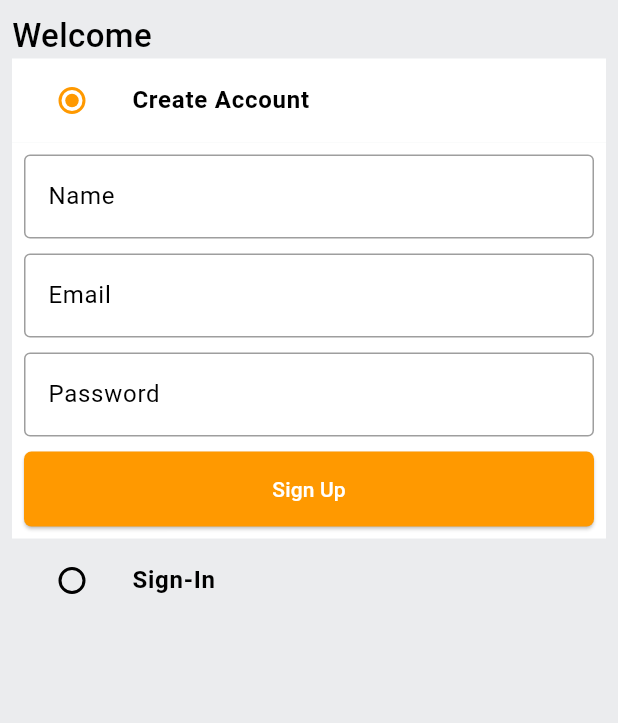
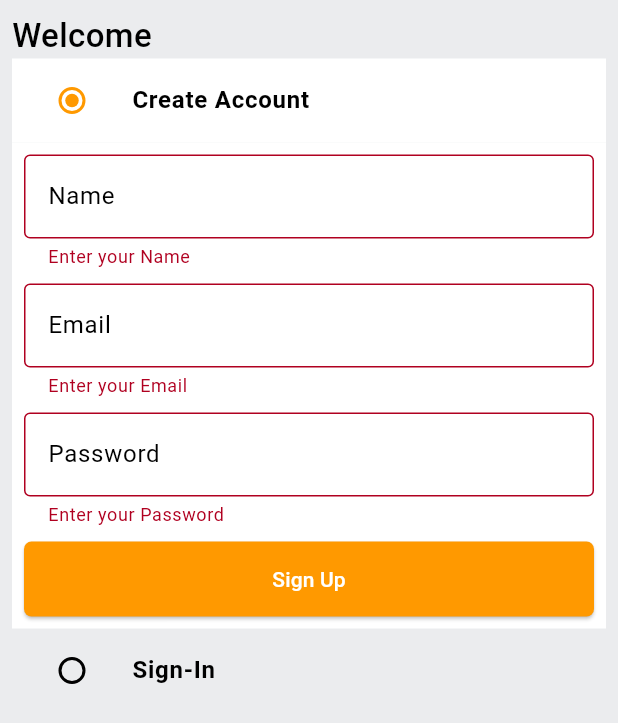
Before and after one commit to rajanish421/amazone-clone, a Flutter app: the screen it shows after launch, after a tap on "Sign Up", on a phone screen of 412 x 824 dp. Shown: the top 723 px of the screen. Run offline on Flutter 3.47's test engine with Material 3 defaults, Android fonts, the phone set to English and light mode, and no system bars; our stand-ins replace shared_preferences; missing offline and left inert: dart:ffi.

```diff
--- a/lib/comman/widgets/custom_textFiel.dart
+++ b/lib/comman/widgets/custom_textFiel.dart
@@ -23,6 +23,10 @@ class CustomTextfield extends StatelessWidget {
         )
       ),
       validator: (val){
+        if(val == null || val.isEmpty){
+          return "Enter your $hintText";
+        }
+        return null;
       },
     );
   }
--- a/lib/constants/global_variable.dart
+++ b/lib/constants/global_variable.dart
@@ -1,6 +1,6 @@
 import 'package:flutter/material.dart';
 
-String uri = 'http://<yourip>:3000';
+String uri = 'http://10.0.2.2:3000';
 
 class GlobalVariables {
   // COLORS
--- a/lib/constants/utils.dart
+++ b/lib/constants/utils.dart
@@ -0,0 +1,9 @@
+import 'package:flutter/material.dart';
+
+void showSnackBar(BuildContext context, String text) {
+  ScaffoldMessenger.of(context).showSnackBar(
+    SnackBar(
+      content: Text(text),
+    ),
+  );
+}
--- a/lib/features/auth/screens/auth_screen.dart
+++ b/lib/features/auth/screens/auth_screen.dart
@@ -1,6 +1,7 @@
 import 'package:amazon_clone/comman/widgets/custom_button.dart';
 import 'package:amazon_clone/comman/widgets/custom_textFiel.dart';
 import 'package:amazon_clone/constants/global_variable.dart';
+import 'package:amazon_clone/features/auth/services/auth_service.dart';
 import 'package:flutter/material.dart';
 
 enum Auth {
@@ -21,9 +22,36 @@ class _AuthScreenState extends State<AuthScreen> {
   Auth _auth = Auth.signUp;
   final signUpFormKey = GlobalKey<FormState>();
   final signInFormKey = GlobalKey<FormState>();
+  final AuthService authService = AuthService();
   TextEditingController _nameController = TextEditingController();
   TextEditingController _emailController = TextEditingController();
   TextEditingController _passwordController = TextEditingController();
+
+  void signUpUser() {
+    authService.signUpUser(
+      context: context,
+      email: _emailController.text,
+      password: _passwordController.text,
+      name: _nameController.text,
+    );
+  }
+
+  void signInUser() {
+    authService.signInUser(
+      context: context,
+      email: _emailController.text,
+      password: _passwordController.text,
+    );
+  }
+
+  @override
+  void dispose() {
+    // TODO: implement dispose
+    super.dispose();
+    _nameController.dispose();
+    _emailController.dispose();
+    _passwordController.dispose();
+  }
 
   @override
   Widget build(BuildContext context) {
@@ -83,14 +111,19 @@ class _AuthScreenState extends State<AuthScreen> {
                         ),
                         CustomButton(
                           text: "Sign Up",
-                          onTap: () {},
+                          onTap: () {
+                            if (signUpFormKey.currentState!.validate()) {
+                              signUpUser();
+                            }
+                          },
                         )
                       ],
                     ),
                   ),
                 ),
               ListTile(
-                tileColor: _auth == Auth.signIn ? GlobalVariables.backgroundColor:GlobalVariables.greyBackgroundCOlor,
+                tileColor: _auth == Auth.signIn ? GlobalVariables
+                    .backgroundColor : GlobalVariables.greyBackgroundCOlor,
                 title: Text(
                   "Sign-In",
                   style: TextStyle(fontWeight: FontWeight.bold),
@@ -125,7 +158,11 @@ class _AuthScreenState extends State<AuthScreen> {
                         ),
                         CustomButton(
                           text: "Sign In",
-                          onTap: () {},
+                          onTap: () {
+                            if(signInFormKey.currentState!.validate()){
+                              signInUser();
+                            }
+                          },
                         )
                       ],
                     ),
--- a/lib/features/auth/services/auth_service.dart
+++ b/lib/features/auth/services/auth_service.dart
@@ -0,0 +1,118 @@
+import 'dart:convert';
+
+import 'package:amazon_clone/comman/widgets/bottom_bar.dart';
+import 'package:amazon_clone/constants/error-handling.dart';
+import 'package:amazon_clone/constants/global_variable.dart';
+import 'package:amazon_clone/constants/utils.dart';
+import 'package:amazon_clone/home/screen/home_screen.dart';
+import 'package:amazon_clone/providers/user_provider.dart';
+import 'package:flutter/cupertino.dart';
+import 'package:provider/provider.dart';
+import 'package:shared_preferences/shared_preferences.dart';
+
+import '../../../models/user.dart';
+import 'package:http/http.dart' as http;
+
+class AuthService {
+// Sign UP Service
+  void signUpUser(
+      {required BuildContext context,
+      required String email,
+      required String password,
+      required String name}) async {
+    print("Sign Up methods called");
+    try {
+      User user = User(
+        id: '',
+        name: name,
+        email: email,
+        password: password,
+        address: '',
+        type: '',
+        token: '',
+      );
+      http.Response res = await http.post(Uri.parse("$uri/api/signup"),
+          body: user.toJson(),
+          headers: <String, String>{
+            'Content-Type': 'application/json; charset=UTF-8'
+          });
+      httpErrorHandle(
+        response: res,
+        context: context,
+        onSuccess: () {
+          showSnackBar(context, "Account Created !");
+        },
+      );
+    } catch (e) {
+      showSnackBar(context, e.toString());
+    }
+  }
+
+// Sing In Service
+  Future<void> signInUser(
+      {required BuildContext context,
+      required String email,
+      required String password}) async {
+    try {
+      http.Response res = await http.post(Uri.parse('$uri/api/signin'),
+          body: jsonEncode({'email': email, 'password': password}),
+          headers: <String, String>{
+            'Content-Type': 'application/json; charset=UTF-8'
+          });
+      httpErrorHandle(
+        response: res,
+        context: context,
+        onSuccess: () async {
+          SharedPreferences prefs = await SharedPreferences.getInstance();
+          Provider.of<UserProvider>(context, listen: false).setUser(res.body);
+          prefs.setString('x-auth-token', jsonDecode(res.body)['token']);
+          Navigator.pushNamedAndRemoveUntil(
+            context,
+            BottomBar.routeName,
+            (route) => false,
+          );
+        },
+      );
+    } catch (e) {
+      showSnackBar(context, e.toString());
+    }
+  }
+
+// Get user data
+  void getUserData(BuildContext context) async {
+    try {
+      // get token
+      SharedPreferences prefs = await SharedPreferences.getInstance();
+      String? token = prefs.getString('x-auth-token');
+
+      //check token
+      if (token == null) {
+        prefs.setString('x-auth-token', '');
+      }
+
+      // verify the token
+      var tokenRes = await http.post(Uri.parse('$uri/tokenIsValid'),
+          headers: <String, String>{
+            'Content-Type': 'application/json; charset=UTF-8',
+            'x-auth-token': token!
+          });
+
+      var response = jsonDecode(tokenRes.body);
+
+      if (response == true) {
+        http.Response userRes = await http.get(
+          Uri.parse('$uri/'),
+          headers: <String, String>{
+            'Content-Type': 'application/json; charset=UTF-8',
+            'x-auth-token': token
+          },
+        );
+        print(userRes.body);
+        var userProvider = Provider.of<UserProvider>(context, listen: false);
+        userProvider.setUser(userRes.body);
+      }
+    } catch (e) {
+      showSnackBar(context, e.toString());
+    }
+  }
+}
--- a/lib/main.dart
+++ b/lib/main.dart
@@ -1,17 +1,45 @@
 import 'dart:ffi';
 import 'package:amazon_clone/features/auth/screens/auth_screen.dart';
+import 'package:amazon_clone/features/auth/services/auth_service.dart';
+import 'package:amazon_clone/home/screen/home_screen.dart';
+import 'package:amazon_clone/providers/user_provider.dart';
 import 'package:amazon_clone/router.dart';
 import 'package:amazon_clone/constants/global_variable.dart';
 import 'package:flutter/material.dart';
+import 'package:provider/provider.dart';
+
+import 'comman/widgets/bottom_bar.dart';
 
 void main() {
-  runApp(const MyApp());
+  runApp(
+    MultiProvider(
+      providers: [
+        ChangeNotifierProvider(
+          create: (context) => UserProvider(),
+        )
+      ],
+      child: const MyApp(),
+    ),
+  );
 }
 
-class MyApp extends StatelessWidget {
+class MyApp extends StatefulWidget {
   const MyApp({super.key});
 
+  @override
+  State<MyApp> createState() => _MyAppState();
+}
+
+class _MyAppState extends State<MyApp> {
   // This widget is the root of your application.
+ final AuthService authService = AuthService();
+
+  @override
+  void initState() {
+    super.initState();
+    authService.getUserData(context);
+  }
+
   @override
   Widget build(BuildContext context) {
     return MaterialApp(
@@ -26,7 +54,9 @@ class MyApp extends StatelessWidget {
         ),
       ),
       onGenerateRoute: (settings) => generateRoute(settings),
-      home: const AuthScreen(),
+      home: Provider.of<UserProvider>(context).user.token.isNotEmpty
+          ? const BottomBar()
+          : const AuthScreen(),
     );
   }
 }
--- a/lib/models/user.dart
+++ b/lib/models/user.dart
@@ -0,0 +1,79 @@
+import 'dart:convert';
+
+class User {
+  final String id;
+  final String name;
+  final String email;
+  final String password;
+  final String address;
+  final String type;
+  final String token;
+  // final List<dynamic> cart;
+
+  User({
+    required this.id,
+    required this.name,
+    required this.email,
+    required this.password,
+    required this.address,
+    required this.type,
+    required this.token,
+    // required this.cart,
+  });
+
+  Map<String, dynamic> toMap() {
+    return {
+      'id': id,
+      'name': name,
+      'email': email,
+      'password': password,
+      'address': address,
+      'type': type,
+      'token': token,
+      // 'cart': cart,
+    };
+  }
+
+  factory User.fromMap(Map<String, dynamic> map) {
+    return User(
+      id: map['_id'] ?? '',
+      name: map['name'] ?? '',
+      email: map['email'] ?? '',
+      password: map['password'] ?? '',
+      address: map['address'] ?? '',
+      type: map['type'] ?? '',
+      token: map['token'] ?? '',
+      // cart: List<Map<String, dynamic>>.from(
+      //   map['cart']?.map(
+      //     (x) => Map<String, dynamic>.from(x),
+      //   ),
+      // ),
+    );
+  }
+
+  String toJson() => json.encode(toMap());
+
+  factory User.fromJson(String source) => User.fromMap(json.decode(source));
+
+  // User copyWith({
+  //   String? id,
+  //   String? name,
+  //   String? email,
+  //   String? password,
+  //   String? address,
+  //   String? type,
+  //   String? token,
+  //   // List<dynamic>? cart,
+  // }) {
+  //   return User(
+  //     id: id ?? this.id,
+  //     name: name ?? this.name,
+  //     email: email ?? this.email,
+  //     password: password ?? this.password,
+  //     address: address ?? this.address,
+  //     type: type ?? this.type,
+  //     token: token ?? this.token,
+  //     // cart: cart ?? this.cart,
+  //   );
+  // }
+}
--- a/lib/providers/user_provider.dart
+++ b/lib/providers/user_provider.dart
@@ -0,0 +1,22 @@
+import 'package:amazon_clone/models/user.dart';
+import 'package:flutter/material.dart';
+
+class UserProvider extends ChangeNotifier {
+  User _user = User(
+      id: '',
+      name: '',
+      email: '',
+      password: '',
+      address: '',
+      type: '',
+      token: ''
+  );
+
+  User get user => _user;
+
+  void setUser(String user){
+    _user = User.fromJson(user);
+    notifyListeners();
+  }
+
+}
--- a/lib/router.dart
+++ b/lib/router.dart
@@ -1,5 +1,8 @@
+import 'package:amazon_clone/comman/widgets/bottom_bar.dart';
 import 'package:amazon_clone/features/auth/screens/auth_screen.dart';
+import 'package:amazon_clone/home/screen/home_screen.dart';
 import 'package:flutter/material.dart';
+
 Route<dynamic> generateRoute(RouteSettings routeSetting) {
   switch (routeSetting.name) {
     case AuthScreen.routeName:
@@ -7,6 +10,15 @@ Route<dynamic> generateRoute(RouteSettings routeSetting) {
         settings: routeSetting,
         builder: (_) => const AuthScreen(),
       );
+    case HomeScreen.routeName:
+      return MaterialPageRoute(
+        settings: routeSetting,
+        builder: (_) => HomeScreen(),
+      );
+    case BottomBar.routeName:
+      return MaterialPageRoute(
+        settings: routeSetting,
+          builder: (_)=>BottomBar());
     default:
       return MaterialPageRoute(
         settings: routeSetting,
--- a/pubspec.yaml
+++ b/pubspec.yaml
@@ -34,6 +34,10 @@ dependencies:
   # The following adds the Cupertino Icons font to your application.
   # Use with the CupertinoIcons class for iOS style icons.
   cupertino_icons: ^1.0.8
+  http: ^1.3.0
+  shared_preferences: ^2.5.2
+  provider: ^6.1.2
+  badges: ^3.1.2
 
 dev_dependencies:
   flutter_test:
```
Also changed, not shown: lib/comman/widgets/bottom_bar.dart (+93 -0 lines), lib/constants/error-handling.dart (+24 -0 lines), lib/home/screen/home_screen.dart (+25 -0 lines), pubspec.lock, 1 other file.
